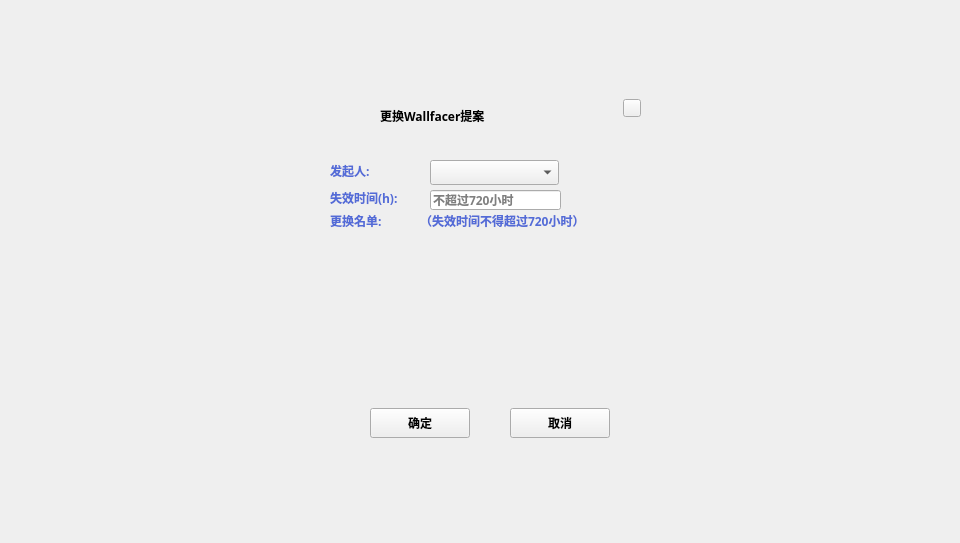
This is XWCWallet/guard/SenatorChangeSenatorDialog.ui in Whitecoin-Owner/Whitecoin-qt as Qt 5 draws it before an edit. The edited form follows.
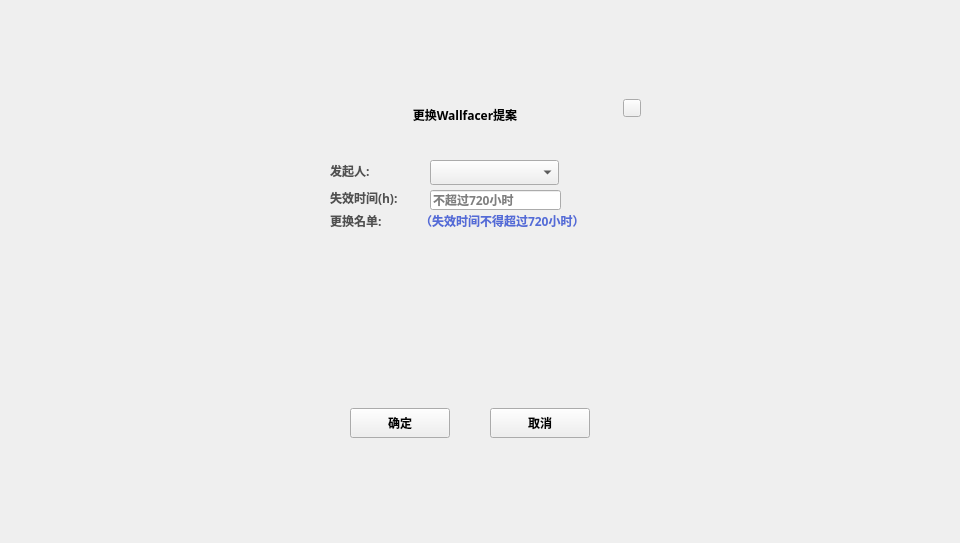
This is the edited form. Custom widgets are drawn as their Qt base class.

```diff
--- a/XWCWallet/guard/SenatorChangeSenatorDialog.ui
+++ b/XWCWallet/guard/SenatorChangeSenatorDialog.ui
@@ -46,7 +46,7 @@
     <widget class="QToolButton" name="cancelBtn">
      <property name="geometry">
       <rect>
-       <x>230</x>
+       <x>210</x>
        <y>318</y>
        <width>100</width>
        <height>30</height>
@@ -72,10 +72,10 @@
     <widget class="QLabel" name="nameLabel">
      <property name="geometry">
       <rect>
-       <x>100</x>
+       <x>75</x>
        <y>10</y>
-       <width>211</width>
-       <height>31</height>
+       <width>220</width>
+       <height>30</height>
       </rect>
      </property>
      <property name="font">
@@ -88,11 +88,14 @@
      <property name="text">
       <string>更换Wallfacer提案</string>
      </property>
+     <property name="alignment">
+      <set>Qt::AlignCenter</set>
+     </property>
     </widget>
     <widget class="QToolButton" name="okBtn">
      <property name="geometry">
       <rect>
-       <x>90</x>
+       <x>70</x>
        <y>318</y>
        <width>100</width>
        <height>30</height>
@@ -157,8 +160,8 @@
       </rect>
      </property>
      <property name="styleSheet">
-      <string notr="true">QLabel{color: rgb(83,107,215);
-font: 11px &quot;Microsoft YaHei UI Light&quot;;}</string>
+      <string notr="true">QLabel{color: rgb(80,80,80);
+font: 11px &quot;微软雅黑&quot;;}</string>
      </property>
      <property name="text">
       <string>发起人:</string>
@@ -174,8 +177,8 @@
       </rect>
      </property>
      <property name="styleSheet">
-      <string notr="true">QLabel{color: rgb(83,107,215);
-font: 11px &quot;Microsoft YaHei UI Light&quot;;}</string>
+      <string notr="true">QLabel{color: rgb(80,80,80);
+font: 11px &quot;微软雅黑&quot;;}</string>
      </property>
      <property name="text">
       <string>更换名单:</string>
@@ -218,8 +221,8 @@
       </rect>
      </property>
      <property name="styleSheet">
-      <string notr="true">QLabel{color: rgb(83,107,215);
-font: 11px &quot;Microsoft YaHei UI Light&quot;;}</string>
+      <string notr="true">QLabel{color: rgb(80,80,80);
+font: 11px &quot;微软雅黑&quot;;}</string>
      </property>
      <property name="text">
       <string>失效时间(h):</string>
```
